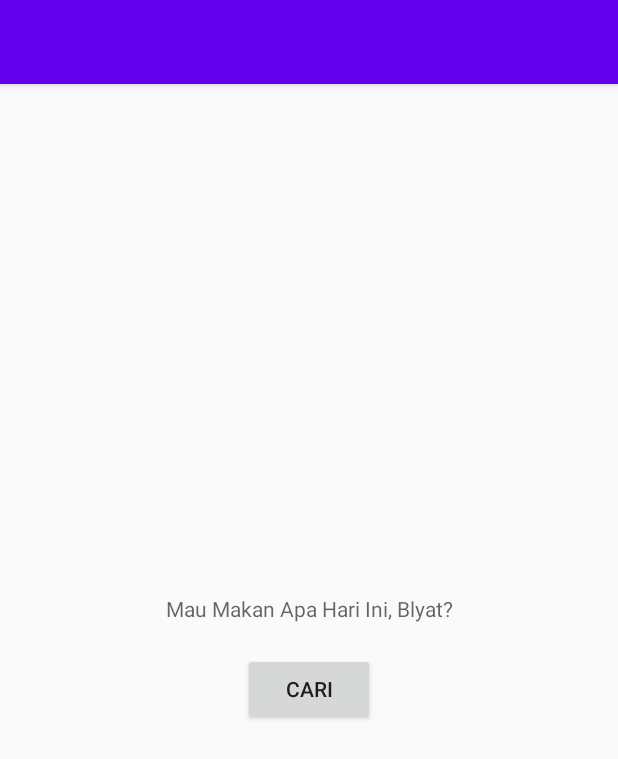
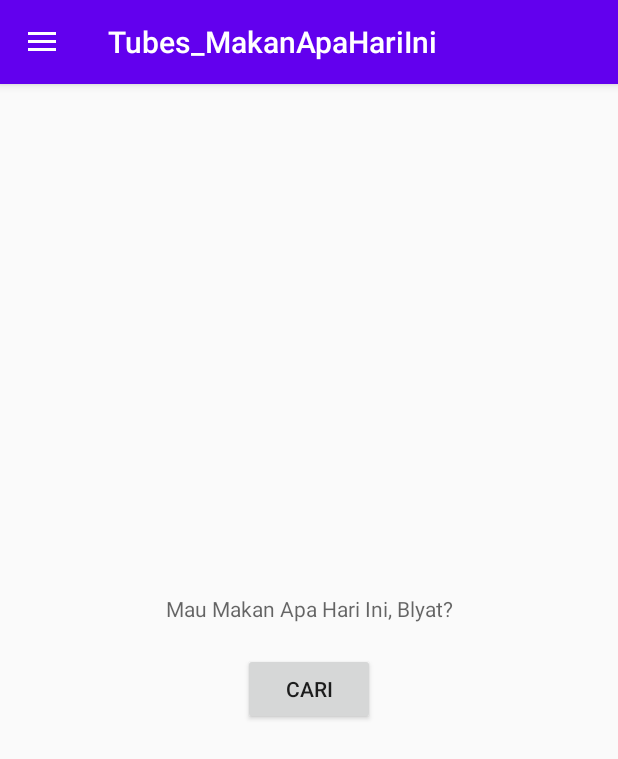
Before and after one commit to yalvih/Tubes_MakanApaHariIni, an Android app: the screen it shows after launch (MainActivity), on a phone screen of 412 x 824 dp. Shown: the top 759 px of the screen. Run offline under Robolectric (Android 15) with nearby library versions, the phone set to English and light mode, and no system bars; 1 statement that could not run was skipped.

Commit message:
Fairly sure it's better to just run the app and see the changes yourself.

```diff
--- a/app/src/main/java/com/example/tubes_makanapahariini/MainActivity.java
+++ b/app/src/main/java/com/example/tubes_makanapahariini/MainActivity.java
@@ -1,14 +1,98 @@
 package com.example.tubes_makanapahariini;
 
+import androidx.appcompat.app.ActionBarDrawerToggle;
 import androidx.appcompat.app.AppCompatActivity;
+import androidx.appcompat.widget.Toolbar;
+import androidx.drawerlayout.widget.DrawerLayout;
+import androidx.fragment.app.FragmentManager;
+import androidx.fragment.app.FragmentTransaction;
 
 import android.os.Bundle;
+import android.view.View;
+import android.widget.ListView;
+import android.widget.TextView;
 
-public class MainActivity extends AppCompatActivity {
+public class MainActivity extends AppCompatActivity implements FragmentListener {
+    private Toolbar toolbar;
+    private MainFragment fragmentMain;
+    private FragmentManager fragmentManager;
+    private DrawerLayout drawer;
+    private ListView listView;
+    private TextView foodListItem;
+    private FoodListAdapter adapter;
 
     @Override
     protected void onCreate(Bundle savedInstanceState) {
         super.onCreate(savedInstanceState);
         setContentView(R.layout.activity_main);
+
+        this.toolbar = findViewById(R.id.toolbar);
+        this.setSupportActionBar(toolbar);
+
+        this.drawer = findViewById(R.id.drawer_layout);
+        this.fragmentMain = MainFragment.newInstance();
+        this.fragmentManager = this.getSupportFragmentManager();
+        this.foodListItem = this.findViewById(R.id.food_item_string);
+        this.listView = this.findViewById(R.id.list_foods);
+
+        ActionBarDrawerToggle abdt = new ActionBarDrawerToggle(this, drawer, toolbar, R.string.open_drawer, R.string.close_drawer);
+        drawer.addDrawerListener(abdt);
+        abdt.syncState();
+
+        /* I'm pretty sure this shouldn't go here... (null pointer)
+        this.adapter.add("Menu A");
+        this.adapter.add("Menu B");
+        this.adapter.add("Menu C");
+         */
+    }
+
+    @Override
+    public void changePage(int page) {
+        //Not done yet
+        /*
+        FragmentTransaction ft = this.fragmentManager.beginTransaction();
+        if (page == 1) {
+            if (this.fragmentMain.isAdded()) {
+                this.drawer.closeDrawers();
+                ft.show(this.fragmentMain);
+            }
+            else {
+                this.drawer.closeDrawers();
+                ft.add(R.id.fragment_container, this.fragmentMain);
+            }
+
+            if (this.fragment2.isAdded()) {
+                this.drawer.closeDrawers();
+                ft.hide(this.fragment2);
+            }
+        }
+        else if (page == 2) {
+            if (this.fragment2.isAdded()) {
+                this.drawer.closeDrawers();
+                ft.show(this.fragment2);
+            }
+            else {
+                this.drawer.closeDrawers();
+                ft.add(R.id.fragment_container, this.fragment2).addToBackStack(null);
+            }
+
+            if (this.fragmentm.isAdded()) {
+                this.drawer.closeDrawers();
+                ft.hide(this.fragmentm);
+            }
+        }
+        ft.commit();
+         */
+    }
+
+    @Override
+    public void closeApplication() {
+        this.moveTaskToBack(true);
+        this.finish();
+    }
+
+    @Override
+    public void showMessage(String result) {
+        //What is this for again?
     }
 }
--- a/app/src/main/res/layout/activity_main.xml
+++ b/app/src/main/res/layout/activity_main.xml
@@ -1,5 +1,4 @@
 <?xml version="1.0" encoding="utf-8"?>
-
 <androidx.drawerlayout.widget.DrawerLayout
     xmlns:android="http://schemas.android.com/apk/res/android"
     xmlns:app="http://schemas.android.com/apk/res-auto"
@@ -66,11 +65,11 @@
         android:layout_gravity="start" >
 
         <!--CONTAINS BINARY XML BUG at line 42 thx-->
-<!--        <fragment-->
-<!--            android:id="@+id/leftFragment"-->
-<!--            android:layout_width="match_parent"-->
-<!--            android:layout_height="match_parent"-->
-<!--            android:name="com.example.tubes_makanapahariini.LeftFragment"/>-->
+        <fragment
+            android:id="@+id/leftFragment"
+            android:layout_width="match_parent"
+            android:layout_height="match_parent"
+            android:name="com.example.tubes_makanapahariini.LeftFragment"/>
 
     </RelativeLayout>
 
--- a/app/src/main/res/values/strings.xml
+++ b/app/src/main/res/values/strings.xml
@@ -2,8 +2,8 @@
     <string name="app_name">Tubes_MakanApaHariIni</string>
     <string name="text">Mau Makan Apa Hari Ini, Blyat?</string>
     <string name="cari">CARI</string>
-    <string name="openDrawer"></string>
-    <string name="closeDrawer"></string>
+    <string name="open_drawer">Drawer opened!</string>
+    <string name="close_drawer">Drawer closed!</string>
     <string name="right_drawer_text"></string>
     <string name="left_drawer_text"></string>
 </resources>
```
Also changed, not shown: app/src/main/java/com/example/tubes_makanapahariini/MainFragment.java (+3 -4 lines), app/src/main/res/layout/main_menu.xml (+13 -4 lines).
